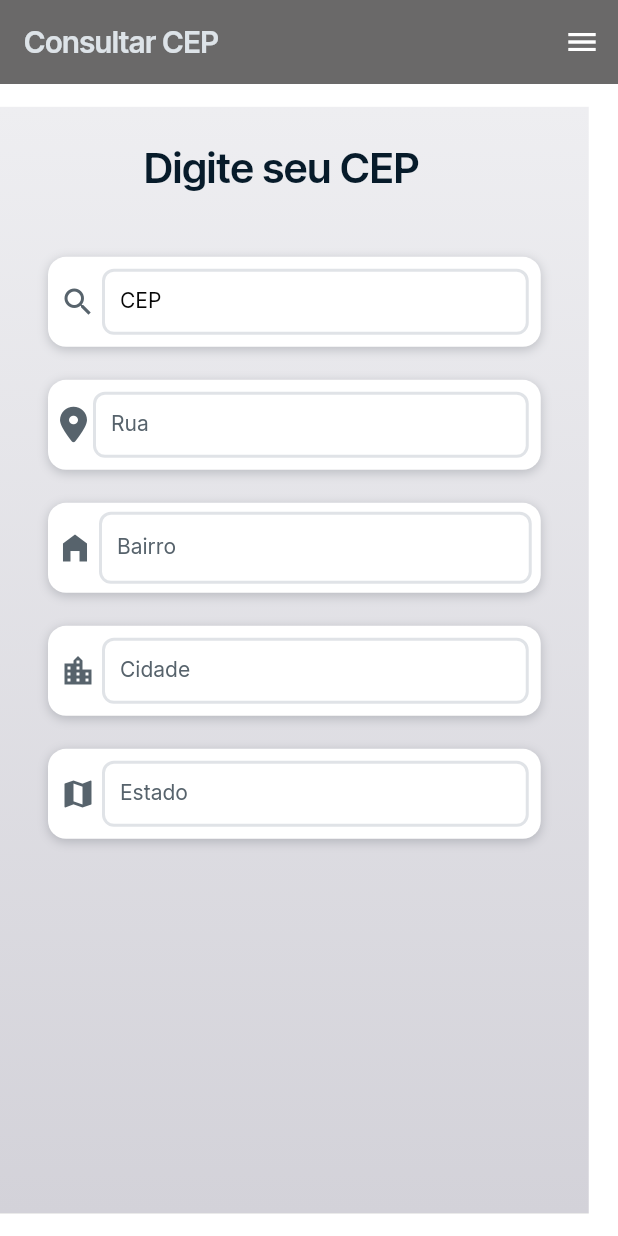
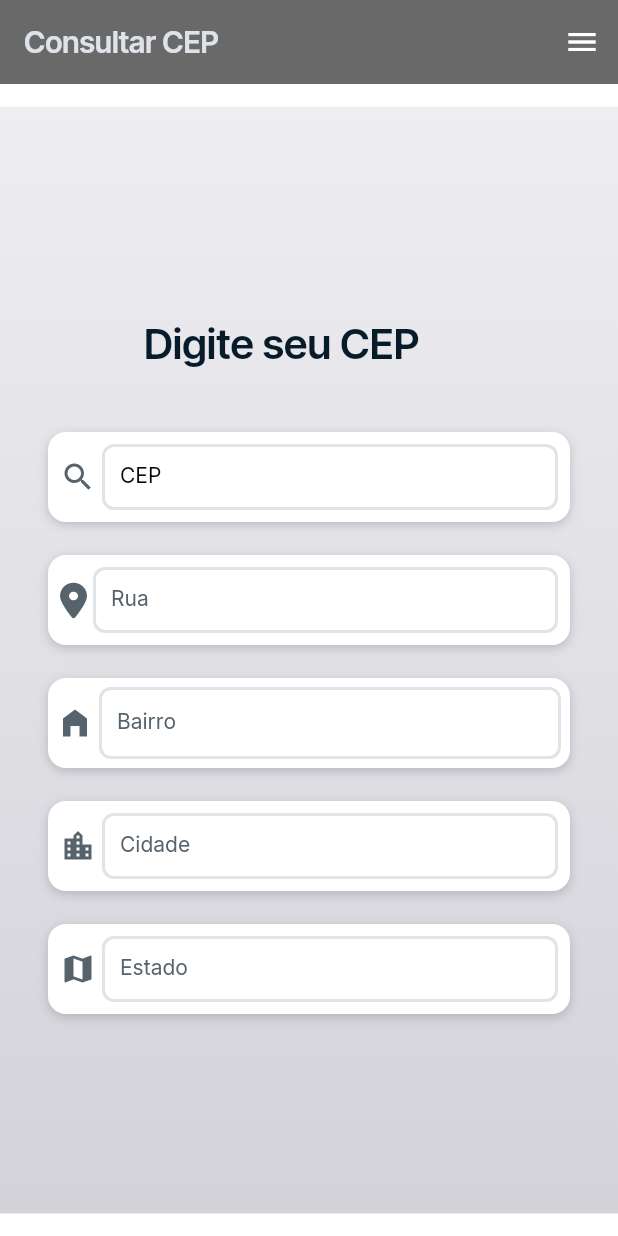
Before and after one commit to sarah-oferreira/consulta-cep-flutterflow, a Flutter app: the screen it shows after launch, on a phone screen of 412 x 824 dp. Run offline on Flutter 3.47's test engine with Material 3 defaults, Android fonts, the phone set to English and light mode, and no system bars; our stand-ins replace auto_size_text, cached_network_image, equatable, font_awesome_flutter, from_css_color, go_router and 3 more; missing offline and left inert: json_path, mime_type.

Commit message:
Updating to latest FlutterFlow output.

```diff
--- a/lib/flutter_flow/flutter_flow_theme.dart
+++ b/lib/flutter_flow/flutter_flow_theme.dart
@@ -3,33 +3,9 @@
 import 'package:flutter/material.dart';
 import 'package:google_fonts/google_fonts.dart';
 
-import 'package:shared_preferences/shared_preferences.dart';
-
-const kThemeModeKey = '__theme_mode__';
-
-SharedPreferences? _prefs;
-
 abstract class FlutterFlowTheme {
-  static Future initialize() async =>
-      _prefs = await SharedPreferences.getInstance();
-
-  static ThemeMode get themeMode {
-    final darkMode = _prefs?.getBool(kThemeModeKey);
-    return darkMode == null
-        ? ThemeMode.system
-        : darkMode
-            ? ThemeMode.dark
-            : ThemeMode.light;
-  }
-
-  static void saveThemeMode(ThemeMode mode) => mode == ThemeMode.system
-      ? _prefs?.remove(kThemeModeKey)
-      : _prefs?.setBool(kThemeModeKey, mode == ThemeMode.dark);
-
   static FlutterFlowTheme of(BuildContext context) {
-    return Theme.of(context).brightness == Brightness.dark
-        ? DarkModeTheme()
-        : LightModeTheme();
+    return LightModeTheme();
   }
 
   @Deprecated('Use primary instead')
@@ -322,32 +298,6 @@ class ThemeTypography extends Typography {
       );
 }
 
-class DarkModeTheme extends FlutterFlowTheme {
-  @Deprecated('Use primary instead')
-  Color get primaryColor => primary;
-  @Deprecated('Use secondary instead')
-  Color get secondaryColor => secondary;
-  @Deprecated('Use tertiary instead')
-  Color get tertiaryColor => tertiary;
-
-  late Color primary = const Color(0xFF4B39EF);
-  late Color secondary = const Color(0xFF39D2C0);
-  late Color tertiary = const Color(0xFFEE8B60);
-  late Color alternate = const Color(0xFF262D34);
-  late Color primaryText = const Color(0xFFFFFFFF);
-  late Color secondaryText = const Color(0xFF95A1AC);
-  late Color primaryBackground = const Color(0xFF1D2428);
-  late Color secondaryBackground = const Color(0xFF14181B);
-  late Color accent1 = const Color(0x4C4B39EF);
-  late Color accent2 = const Color(0x4D39D2C0);
-  late Color accent3 = const Color(0x4DEE8B60);
-  late Color accent4 = const Color(0xB2262D34);
-  late Color success = const Color(0xFF249689);
-  late Color warning = const Color(0xFFF9CF58);
-  late Color error = const Color(0xFFFF5963);
-  late Color info = const Color(0xFFFFFFFF);
-}
-
 class FFDesignTokens {
   const FFDesignTokens(this.theme);
   final FlutterFlowTheme theme;
--- a/lib/main.dart
+++ b/lib/main.dart
@@ -2,15 +2,12 @@ import 'package:flutter/material.dart';
 
 import 'package:flutter_localizations/flutter_localizations.dart';
 import 'package:flutter_web_plugins/url_strategy.dart';
-import '/flutter_flow/flutter_flow_theme.dart';
 import 'flutter_flow/flutter_flow_util.dart';
 
 void main() async {
   WidgetsFlutterBinding.ensureInitialized();
   GoRouter.optionURLReflectsImperativeAPIs = true;
   usePathUrlStrategy();
-
-  await FlutterFlowTheme.initialize();
 
   runApp(MyApp());
 }
@@ -25,7 +22,7 @@ class MyApp extends StatefulWidget {
 }
 
 class _MyAppState extends State<MyApp> {
-  ThemeMode _themeMode = FlutterFlowTheme.themeMode;
+  ThemeMode _themeMode = ThemeMode.system;
 
   late AppStateNotifier _appStateNotifier;
   late GoRouter _router;
@@ -52,7 +49,6 @@ class _MyAppState extends State<MyApp> {
 
   void setThemeMode(ThemeMode mode) => safeSetState(() {
         _themeMode = mode;
-        FlutterFlowTheme.saveThemeMode(mode);
       });
 
   @override
@@ -70,10 +66,6 @@ class _MyAppState extends State<MyApp> {
         brightness: Brightness.light,
         useMaterial3: false,
       ),
-      darkTheme: ThemeData(
-        brightness: Brightness.dark,
-        useMaterial3: false,
-      ),
       themeMode: _themeMode,
       routerConfig: _router,
     );
--- a/lib/viacep/viacep_widget.dart
+++ b/lib/viacep/viacep_widget.dart
@@ -58,12 +58,6 @@ class _ViacepWidgetState extends State<ViacepWidget> {
       backgroundColor: Colors.white,
       endDrawer: Drawer(
         elevation: 16.0,
-        child: Container(
-          width: 100.0,
-          height: 100.0,
-          decoration: BoxDecoration(
-            color: Colors.white,
-          ),
         child: Padding(
           padding: EdgeInsetsDirectional.fromSTEB(0.0, 40.0, 0.0, 0.0),
           child: Column(
@@ -138,12 +132,10 @@ class _ViacepWidgetState extends State<ViacepWidget> {
                                     .headlineSmall
                                     .override(
                                       font: GoogleFonts.interTight(
-                                          fontWeight:
-                                              FlutterFlowTheme.of(context)
+                                        fontWeight: FlutterFlowTheme.of(context)
                                             .headlineSmall
                                             .fontWeight,
-                                          fontStyle:
-                                              FlutterFlowTheme.of(context)
+                                        fontStyle: FlutterFlowTheme.of(context)
                                             .headlineSmall
                                             .fontStyle,
                                       ),
@@ -178,12 +170,10 @@ class _ViacepWidgetState extends State<ViacepWidget> {
                                         color: Color(0xFF424648),
                                         fontSize: 10.0,
                                         letterSpacing: 0.0,
-                                          fontWeight:
-                                              FlutterFlowTheme.of(context)
-                                                  .labelMedium
-                                                  .fontWeight,
-                                          fontStyle:
-                                              FlutterFlowTheme.of(context)
+                                        fontWeight: FlutterFlowTheme.of(context)
+                                            .labelMedium
+                                            .fontWeight,
+                                        fontStyle: FlutterFlowTheme.of(context)
                                             .labelMedium
                                             .fontStyle,
                                       ),
@@ -206,23 +196,20 @@ class _ViacepWidgetState extends State<ViacepWidget> {
                           fontWeight: FlutterFlowTheme.of(context)
                               .labelLarge
                               .fontWeight,
-                            fontStyle: FlutterFlowTheme.of(context)
-                                .labelLarge
-                                .fontStyle,
+                          fontStyle:
+                              FlutterFlowTheme.of(context).labelLarge.fontStyle,
                         ),
                         color: Color(0xFF343A3F),
                         letterSpacing: 0.0,
-                          fontWeight: FlutterFlowTheme.of(context)
-                              .labelLarge
-                              .fontWeight,
+                        fontWeight:
+                            FlutterFlowTheme.of(context).labelLarge.fontWeight,
                         fontStyle:
                             FlutterFlowTheme.of(context).labelLarge.fontStyle,
                       ),
                 ),
               ),
               Padding(
-                  padding:
-                      EdgeInsetsDirectional.fromSTEB(16.0, 12.0, 16.0, 0.0),
+                padding: EdgeInsetsDirectional.fromSTEB(16.0, 12.0, 16.0, 0.0),
                 child: Container(
                   width: double.infinity,
                   height: 60.0,
@@ -294,8 +281,7 @@ class _ViacepWidgetState extends State<ViacepWidget> {
                 ),
               ),
               Padding(
-                  padding:
-                      EdgeInsetsDirectional.fromSTEB(16.0, 12.0, 16.0, 0.0),
+                padding: EdgeInsetsDirectional.fromSTEB(16.0, 12.0, 16.0, 0.0),
                 child: Container(
                   width: double.infinity,
                   height: 60.0,
@@ -367,8 +353,7 @@ class _ViacepWidgetState extends State<ViacepWidget> {
                 ),
               ),
               Padding(
-                  padding:
-                      EdgeInsetsDirectional.fromSTEB(16.0, 12.0, 16.0, 0.0),
+                padding: EdgeInsetsDirectional.fromSTEB(16.0, 12.0, 16.0, 0.0),
                 child: Container(
                   width: double.infinity,
                   height: 60.0,
@@ -440,8 +425,7 @@ class _ViacepWidgetState extends State<ViacepWidget> {
                 ),
               ),
               Padding(
-                  padding:
-                      EdgeInsetsDirectional.fromSTEB(16.0, 12.0, 16.0, 0.0),
+                padding: EdgeInsetsDirectional.fromSTEB(16.0, 12.0, 16.0, 0.0),
                 child: Container(
                   width: double.infinity,
                   height: 60.0,
@@ -521,23 +505,20 @@ class _ViacepWidgetState extends State<ViacepWidget> {
                           fontWeight: FlutterFlowTheme.of(context)
                               .labelLarge
                               .fontWeight,
-                            fontStyle: FlutterFlowTheme.of(context)
-                                .labelLarge
-                                .fontStyle,
+                          fontStyle:
+                              FlutterFlowTheme.of(context).labelLarge.fontStyle,
                         ),
                         color: Color(0xFF32393D),
                         letterSpacing: 0.0,
-                          fontWeight: FlutterFlowTheme.of(context)
-                              .labelLarge
-                              .fontWeight,
+                        fontWeight:
+                            FlutterFlowTheme.of(context).labelLarge.fontWeight,
                         fontStyle:
                             FlutterFlowTheme.of(context).labelLarge.fontStyle,
                       ),
                 ),
               ),
               Padding(
-                  padding:
-                      EdgeInsetsDirectional.fromSTEB(16.0, 12.0, 16.0, 0.0),
+                padding: EdgeInsetsDirectional.fromSTEB(16.0, 12.0, 16.0, 0.0),
                 child: Container(
                   width: double.infinity,
                   height: 60.0,
@@ -609,8 +590,7 @@ class _ViacepWidgetState extends State<ViacepWidget> {
                 ),
               ),
               Padding(
-                  padding:
-                      EdgeInsetsDirectional.fromSTEB(16.0, 12.0, 16.0, 0.0),
+                padding: EdgeInsetsDirectional.fromSTEB(16.0, 12.0, 16.0, 0.0),
                 child: Container(
                   width: double.infinity,
                   height: 60.0,
@@ -685,7 +665,6 @@ class _ViacepWidgetState extends State<ViacepWidget> {
           ),
         ),
       ),
-      ),
       appBar: AppBar(
         backgroundColor: Color(0xFF6A6969),
         automaticallyImplyLeading: true,
@@ -712,7 +691,7 @@ class _ViacepWidgetState extends State<ViacepWidget> {
         mainAxisAlignment: MainAxisAlignment.center,
         children: [
           Container(
-            width: 392.5,
+            width: double.infinity,
             height: 737.6,
             decoration: BoxDecoration(
               gradient: LinearGradient(
@@ -729,6 +708,7 @@ class _ViacepWidgetState extends State<ViacepWidget> {
             ),
             child: Column(
               mainAxisSize: MainAxisSize.max,
+              mainAxisAlignment: MainAxisAlignment.center,
               children: [
                 Padding(
                   padding:
@@ -768,7 +748,7 @@ class _ViacepWidgetState extends State<ViacepWidget> {
                   child: Column(
                     mainAxisSize: MainAxisSize.max,
                     mainAxisAlignment: MainAxisAlignment.center,
-                    crossAxisAlignment: CrossAxisAlignment.start,
+                    crossAxisAlignment: CrossAxisAlignment.stretch,
                     children: [
                       Padding(
                         padding: EdgeInsetsDirectional.fromSTEB(
```
Also changed, not shown: 2 other files. Lines whose indentation alone changed are shown as unchanged.
